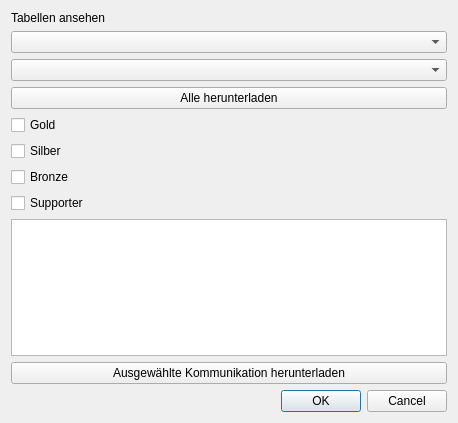
Old version of the form displaytables.ui in the repository green-lion-racing/glr-database.
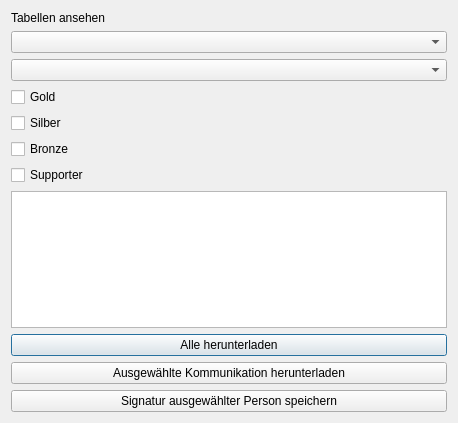
New version of the form.

Commit message: add team member table and signature export

Diff of the .ui file:
```diff
--- a/displaytables.ui
+++ b/displaytables.ui
@@ -29,13 +29,6 @@
      <item>
       <widget class="QComboBox" name="cb_companyName"/>
      </item>
-     <item>
-      <widget class="QPushButton" name="pb_download">
-       <property name="text">
-        <string>Alle herunterladen</string>
-       </property>
-      </widget>
-     </item>
      <item>
       <widget class="QCheckBox" name="cb_gold">
        <property name="text">
@@ -67,22 +60,26 @@
      <item>
       <widget class="QTableView" name="tv_table"/>
      </item>
-     <item>
-      <widget class="QPushButton" name="pb_save">
-       <property name="text">
-        <string>Ausgewählte Kommunikation herunterladen</string>
-       </property>
-      </widget>
-     </item>
     </layout>
    </item>
    <item>
-    <widget class="QDialogButtonBox" name="buttonBox">
-     <property name="orientation">
-      <enum>Qt::Horizontal</enum>
+    <widget class="QPushButton" name="pb_download">
+     <property name="text">
+      <string>Alle herunterladen</string>
      </property>
-     <property name="standardButtons">
-      <set>QDialogButtonBox::Cancel|QDialogButtonBox::Ok</set>
+    </widget>
+   </item>
+   <item>
+    <widget class="QPushButton" name="pb_save">
+     <property name="text">
+      <string>Ausgewählte Kommunikation herunterladen</string>
+     </property>
+    </widget>
+   </item>
+   <item>
+    <widget class="QPushButton" name="pb_signature">
+     <property name="text">
+      <string>Signatur ausgewählter Person speichern</string>
      </property>
     </widget>
    </item>
```
Left out of the diff: 35 changed lines with no effect on the pictures. The commit also changes 9 other files.
